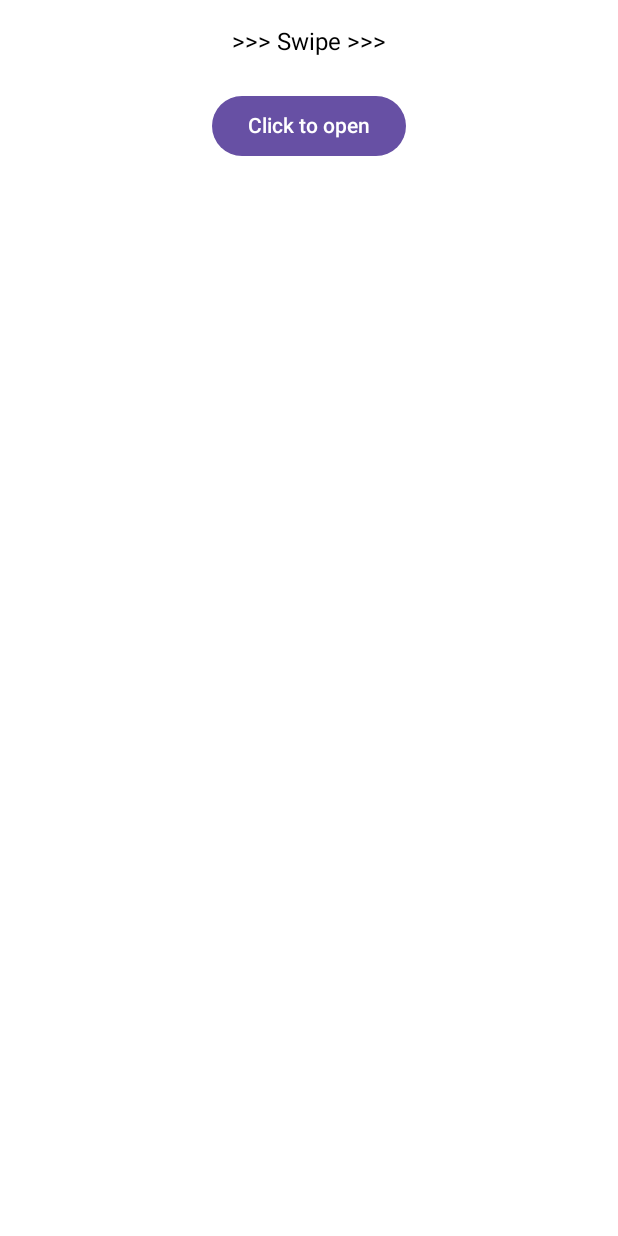
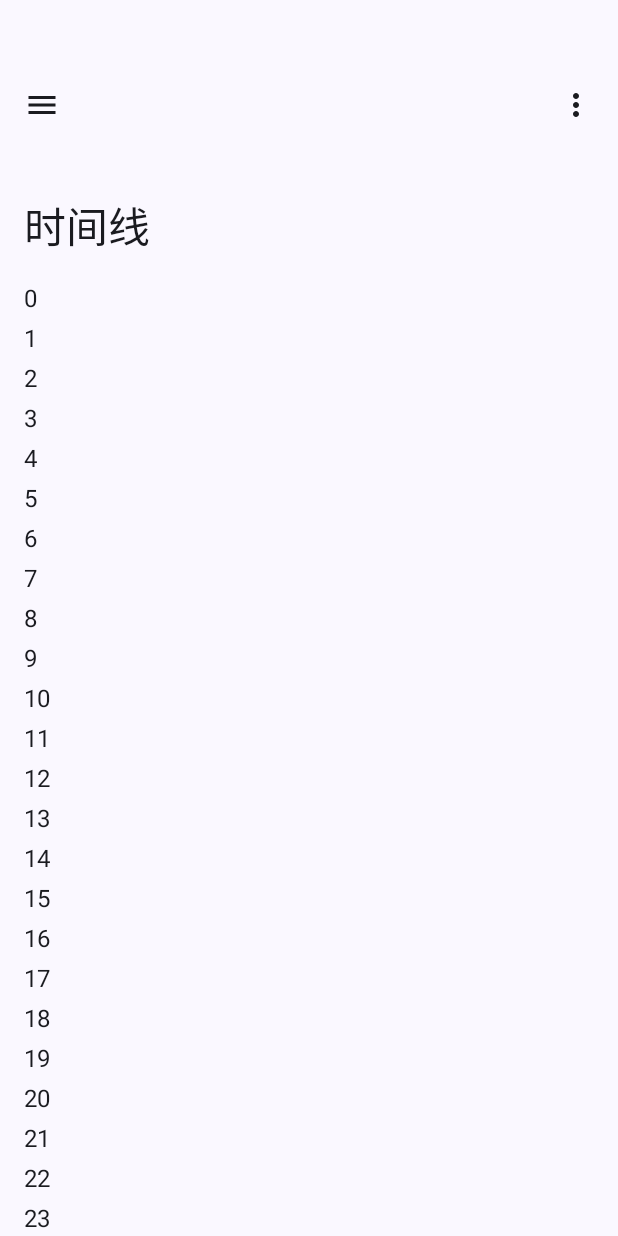
Before and after one commit to 123Duo3/XDNMB, an Android app built with Jetpack Compose: the screen it shows after launch (MainActivity), on a phone screen of 412 x 824 dp. Run offline under Robolectric (Android 15) with nearby library versions, the phone set to English and light mode, and no system bars; libraries missing offline, so code that uses them is left out: com.squareup.sqldelight; network calls fail; 4 statements that could not run were skipped.

```diff
--- a/androidApp/build.gradle.kts
+++ b/androidApp/build.gradle.kts
@@ -37,7 +37,6 @@ dependencies {
     implementation("androidx.compose.ui:ui-tooling:1.3.0")
     implementation("androidx.compose.ui:ui-tooling-preview:1.3.0")
     implementation("androidx.compose.foundation:foundation:1.3.0")
-    implementation("androidx.compose.material:material:1.3.0")
     implementation("androidx.activity:activity-compose:1.6.1")
     implementation("androidx.compose.material3:material3:1.0.0")
     implementation("androidx.compose.material3:material3-window-size-class:1.0.0")
--- a/androidApp/src/main/java/ink/duo3/xdnmb/android/MainActivity.kt
+++ b/androidApp/src/main/java/ink/duo3/xdnmb/android/MainActivity.kt
@@ -1,11 +1,12 @@
 package ink.duo3.xdnmb.android
 
 import android.os.Bundle
+import android.view.WindowManager
 import androidx.activity.ComponentActivity
 import androidx.activity.compose.setContent
 import androidx.compose.foundation.layout.fillMaxSize
-import androidx.compose.material.MaterialTheme
-import androidx.compose.material.Surface
+import androidx.compose.material3.MaterialTheme
+import androidx.compose.material3.Surface
 import androidx.compose.runtime.LaunchedEffect
 import androidx.compose.runtime.getValue
 import androidx.compose.runtime.mutableStateOf
@@ -16,12 +17,18 @@ import ink.duo3.xdnmb.android.ui.theme.AppTheme
 import ink.duo3.xdnmb.shared.XdSDK
 import ink.duo3.xdnmb.shared.data.cache.DatabaseDriverFactory
 import ink.duo3.xdnmb.shared.data.entity.ForumGroup
+import ink.duo3.xdnmb.shared.data.entity.Thread
 
 class MainActivity : ComponentActivity() {
     private var forumList by mutableStateOf<List<ForumGroup>?>(null)
+    private var timeLine by mutableStateOf<List<Thread>?>(null)
 
     override fun onCreate(savedInstanceState: Bundle?) {
         super.onCreate(savedInstanceState)
+        window.setFlags(
+            WindowManager.LayoutParams.FLAG_LAYOUT_NO_LIMITS,
+            WindowManager.LayoutParams.FLAG_LAYOUT_NO_LIMITS
+        )
         setContent {
             LaunchedEffect(Unit) {
                 init()
@@ -30,7 +37,7 @@ class MainActivity : ComponentActivity() {
             AppTheme {
                 Surface(
                     modifier = Modifier.fillMaxSize(),
-                    color = MaterialTheme.colors.background
+                    color = MaterialTheme.colorScheme.background
                 ) {
                     ForumsDisplay(forumList = forumList)
                 }
@@ -42,5 +49,6 @@ class MainActivity : ComponentActivity() {
 
     private suspend fun init() {
         forumList = sdk.getForumList(true)
+        timeLine = sdk.getTimeLine(true, 1)
     }
 }
--- a/androidApp/src/main/java/ink/duo3/xdnmb/android/ui/Forums.kt
+++ b/androidApp/src/main/java/ink/duo3/xdnmb/android/ui/Forums.kt
@@ -1,15 +1,14 @@
 package ink.duo3.xdnmb.android.ui
 
+import android.annotation.SuppressLint
 import androidx.compose.animation.Crossfade
 import androidx.compose.foundation.layout.Column
 import androidx.compose.foundation.layout.Spacer
-import androidx.compose.foundation.layout.fillMaxSize
 import androidx.compose.foundation.layout.height
 import androidx.compose.foundation.layout.padding
 import androidx.compose.foundation.rememberScrollState
 import androidx.compose.foundation.verticalScroll
-import androidx.compose.material.Divider
-import androidx.compose.material3.Button
+import androidx.compose.material3.Divider
 import androidx.compose.material3.DrawerValue
 import androidx.compose.material3.ExperimentalMaterial3Api
 import androidx.compose.material3.MaterialTheme
@@ -23,7 +22,6 @@ import androidx.compose.runtime.Composable
 import androidx.compose.runtime.mutableStateOf
 import androidx.compose.runtime.remember
 import androidx.compose.runtime.rememberCoroutineScope
-import androidx.compose.ui.Alignment
 import androidx.compose.ui.Modifier
 import androidx.compose.ui.unit.dp
 import ink.duo3.xdnmb.android.ui.component.HtmlText
@@ -31,6 +29,7 @@ import ink.duo3.xdnmb.shared.data.entity.Forum
 import ink.duo3.xdnmb.shared.data.entity.ForumGroup
 import kotlinx.coroutines.launch
 
+@SuppressLint("CoroutineCreationDuringComposition")
 @OptIn(ExperimentalMaterial3Api::class)
 @Composable
 fun ForumsDisplay(forumList: List<ForumGroup>?) {
@@ -56,7 +55,7 @@ fun ForumsDisplay(forumList: List<ForumGroup>?) {
                                         forum.name
                                     } else {
                                         forum.showName
-                                    } ?: ""
+                                    } ?: "时间线"
 
                                     NavigationDrawerItem(
                                         label = {
@@ -79,18 +78,7 @@ fun ForumsDisplay(forumList: List<ForumGroup>?) {
             }
         },
         content = {
-            Column(
-                modifier = Modifier
-                    .fillMaxSize()
-                    .padding(16.dp),
-                horizontalAlignment = Alignment.CenterHorizontally
-            ) {
-                Text(text = if (drawerState.isClosed) ">>> Swipe >>>" else "<<< Swipe <<<")
-                Spacer(Modifier.height(20.dp))
-                Button(onClick = { scope.launch { drawerState.open() } }) {
-                    Text("Click to open")
-                }
-            }
+            TimeLine { scope.launch { drawerState.open() } }
         }
     )
 }
--- /dev/null
+++ b/androidApp/src/main/java/ink/duo3/xdnmb/android/ui/TimeLine.kt
@@ -0,0 +1,84 @@
+package ink.duo3.xdnmb.android.ui
+
+import androidx.compose.foundation.background
+import androidx.compose.foundation.layout.Arrangement
+import androidx.compose.foundation.layout.WindowInsets
+import androidx.compose.foundation.layout.fillMaxWidth
+import androidx.compose.foundation.layout.padding
+import androidx.compose.foundation.lazy.LazyColumn
+import androidx.compose.material.icons.Icons
+import androidx.compose.material.icons.filled.Menu
+import androidx.compose.material.icons.filled.MoreVert
+import androidx.compose.material3.ExperimentalMaterial3Api
+import androidx.compose.material3.Icon
+import androidx.compose.material3.IconButton
+import androidx.compose.material3.LargeTopAppBar
+import androidx.compose.material3.MaterialTheme
+import androidx.compose.material3.Scaffold
+import androidx.compose.material3.Text
+import androidx.compose.material3.TopAppBarColors
+import androidx.compose.material3.TopAppBarDefaults
+import androidx.compose.runtime.Composable
+import androidx.compose.ui.Modifier
+import androidx.compose.ui.graphics.Color
+import androidx.compose.ui.input.nestedscroll.nestedScroll
+import androidx.compose.ui.text.style.TextOverflow
+import androidx.compose.ui.unit.dp
+
+@OptIn(ExperimentalMaterial3Api::class)
+@Composable
+fun TimeLine(onClickMenu: () -> Unit) {
+    val scrollBehavior = TopAppBarDefaults.exitUntilCollapsedScrollBehavior()
+    Scaffold(
+        modifier = Modifier
+            .nestedScroll(scrollBehavior.nestedScrollConnection),
+        topBar = {
+            LargeTopAppBar(
+                title = {
+                    Text(
+                        "时间线",
+                        maxLines = 1,
+                        overflow = TextOverflow.Ellipsis
+                    )
+                },
+                navigationIcon = {
+                    IconButton(onClick = onClickMenu) {
+                        Icon(
+                            imageVector = Icons.Filled.Menu,
+                            contentDescription = "Localized description",
+                            tint = MaterialTheme.colorScheme.onSurface
+                        )
+                    }
+                },
+                actions = {
+                    IconButton(onClick = { /* doSomething() */ }) {
+                        Icon(
+                            imageVector = Icons.Filled.MoreVert,
+                            contentDescription = "Localized description",
+                            tint = MaterialTheme.colorScheme.onSurface
+                        )
+                    }
+                },
+                scrollBehavior = scrollBehavior,
+                windowInsets = WindowInsets(top = 38.dp)
+            )
+        },
+        content = { innerPadding ->
+            LazyColumn(
+                contentPadding = innerPadding,
+                verticalArrangement = Arrangement.spacedBy(8.dp)
+            ) {
+                val list = (0..75).map { it.toString() }
+                items(count = list.size) {
+                    Text(
+                        text = list[it],
+                        style = MaterialTheme.typography.bodyLarge,
+                        modifier = Modifier
+                            .fillMaxWidth()
+                            .padding(horizontal = 16.dp)
+                    )
+                }
+            }
+        }
+    )
+}
--- a/androidApp/src/main/java/ink/duo3/xdnmb/android/ui/theme/Theme.kt
+++ b/androidApp/src/main/java/ink/duo3/xdnmb/android/ui/theme/Theme.kt
@@ -1,10 +1,14 @@
 package ink.duo3.xdnmb.android.ui.theme
 
+import android.os.Build
 import androidx.compose.foundation.isSystemInDarkTheme
 import androidx.compose.material3.MaterialTheme
 import androidx.compose.material3.lightColorScheme
 import androidx.compose.material3.darkColorScheme
+import androidx.compose.material3.dynamicDarkColorScheme
+import androidx.compose.material3.dynamicLightColorScheme
 import androidx.compose.runtime.Composable
+import androidx.compose.ui.platform.LocalContext
 
 
 private val LightColors = lightColorScheme(
@@ -70,18 +74,21 @@ private val DarkColors = darkColorScheme(
 
 @Composable
 fun AppTheme(
-  useDarkTheme: Boolean = isSystemInDarkTheme(),
+  darkTheme: Boolean = isSystemInDarkTheme(),
   content: @Composable() () -> Unit
 ) {
-  val colors = if (!useDarkTheme) {
-      LightColors
-  } else {
-      DarkColors
-  }
 
-  MaterialTheme(
-    colorScheme = colors,
+    val dynamicColor = Build.VERSION.SDK_INT >= Build.VERSION_CODES.S
+    val colorScheme = when {
+        dynamicColor && darkTheme -> dynamicDarkColorScheme(LocalContext.current)
+        dynamicColor && !darkTheme -> dynamicLightColorScheme(LocalContext.current)
+        darkTheme -> LightColors
+        else -> DarkColors
+    }
+
+    MaterialTheme(
+    colorScheme = colorScheme,
     typography = AppTypography,
     content = content
-  )
+    )
 }
--- a/shared/build.gradle.kts
+++ b/shared/build.gradle.kts
@@ -22,6 +22,7 @@ kotlin {
     val ktorVersion = "2.1.2"
     val sqlDelightVersion = "1.5.3"
     val dateTimeVersion = "0.4.0"
+    val accompanistVersion = "0.27.0"
 
     sourceSets {
         val commonMain by getting {
@@ -46,6 +47,7 @@ kotlin {
                 implementation("com.squareup.sqldelight:android-driver:$sqlDelightVersion")
                 implementation("androidx.compose.material3:material3:1.0.0")
                 implementation("androidx.compose.material3:material3-window-size-class:1.0.0")
+                implementation("com.google.accompanist:accompanist-systemuicontroller:$accompanistVersion")
             }
         }
         val androidTest by getting
--- a/shared/src/commonMain/kotlin/ink/duo3/xdnmb/shared/network/XdApi.kt
+++ b/shared/src/commonMain/kotlin/ink/duo3/xdnmb/shared/network/XdApi.kt
@@ -15,7 +15,7 @@ import kotlinx.serialization.ExperimentalSerializationApi
 import kotlinx.serialization.json.Json
 
 class XdApi {
-    private val xdUrl = "https://www.nmbxd1.com/Api"
+    private val xdUrl = "https://api.nmb.best/Api"
 
     @OptIn(ExperimentalSerializationApi::class)
     private val httpClient = HttpClient {
```
Also changed, not shown: androidApp/src/main/java/ink/duo3/xdnmb/android/ui/component/ThreadCard.kt (added, +140 -0 lines), androidApp/src/main/res/drawable/comment_black_24dp.xml (added, +9 -0 lines), 7 other files.
